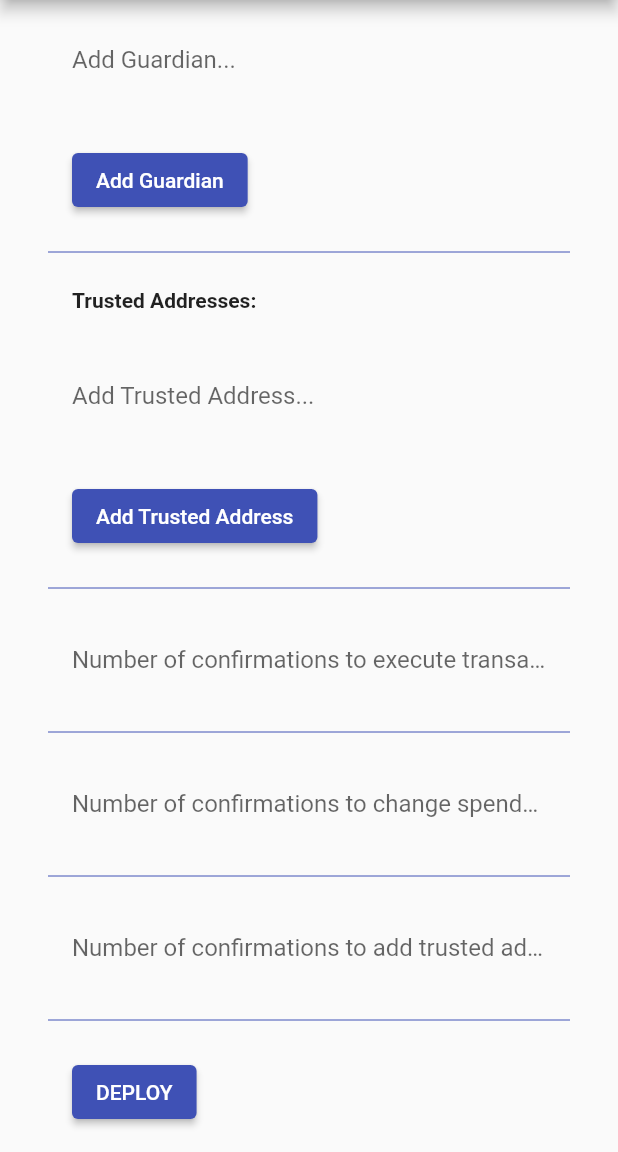
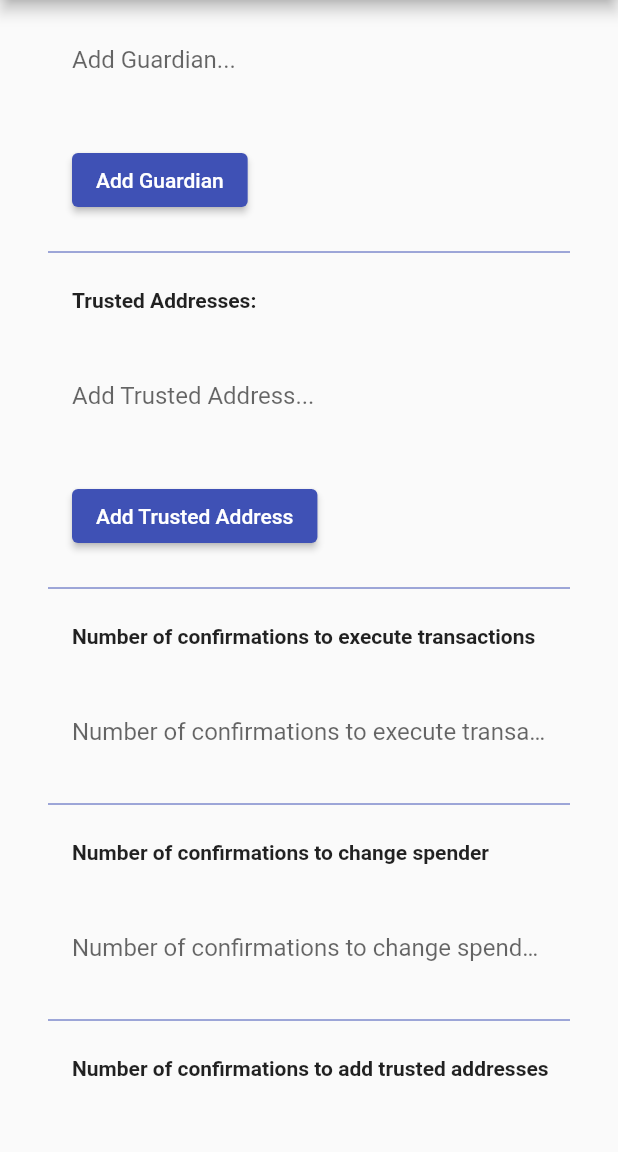
Before and after one commit to CosimoSguanci/SocialRecoveryWallet-app, a Flutter app: the CreateNewSocialRecoveryWalletPage screen opened by its route, scrolled down 144 dp, on a phone screen of 412 x 824 dp, the part 84-1236 px from its top. Run offline on Flutter 3.47's test engine with Material 2 defaults, Android fonts, the phone set to English and light mode, and no system bars; our stand-ins replace convert, flutter_dotenv, url_launcher_web; missing offline and left inert: dart:js, web3dart.

Commit message:
Update deploy contract page

```diff
--- a/lib/pages/create_new_social_recovery_wallet_page.dart
+++ b/lib/pages/create_new_social_recovery_wallet_page.dart
@@ -205,6 +205,17 @@ class _CreateNewSocialRecoveryWalletPageState
                     Divider(color: Theme.of(context).colorScheme.primary),
                     Container(
                       margin: const EdgeInsets.all(16.0),
+                      child: Row(
+                        mainAxisAlignment: MainAxisAlignment.start,
+                        children: const <Widget>[
+                          Text(
+                              "Number of confirmations to execute transactions",
+                              style: TextStyle(fontWeight: FontWeight.bold))
+                        ],
+                      ),
+                    ),
+                    Container(
+                      margin: const EdgeInsets.all(16.0),
                       child: TextField(
                         keyboardType: TextInputType.number,
                         controller: numConfTxController,
@@ -217,6 +228,16 @@ class _CreateNewSocialRecoveryWalletPageState
                     Divider(color: Theme.of(context).colorScheme.primary),
                     Container(
                       margin: const EdgeInsets.all(16.0),
+                      child: Row(
+                        mainAxisAlignment: MainAxisAlignment.start,
+                        children: const <Widget>[
+                          Text("Number of confirmations to change spender",
+                              style: TextStyle(fontWeight: FontWeight.bold))
+                        ],
+                      ),
+                    ),
+                    Container(
+                      margin: const EdgeInsets.all(16.0),
                       child: TextField(
                         keyboardType: TextInputType.number,
                         controller: numConfChangeSpenderController,
@@ -227,6 +248,17 @@ class _CreateNewSocialRecoveryWalletPageState
                       ),
                     ),
                     Divider(color: Theme.of(context).colorScheme.primary),
+                    Container(
+                      margin: const EdgeInsets.all(16.0),
+                      child: Row(
+                        mainAxisAlignment: MainAxisAlignment.start,
+                        children: const <Widget>[
+                          Text(
+                              "Number of confirmations to add trusted addresses",
+                              style: TextStyle(fontWeight: FontWeight.bold))
+                        ],
+                      ),
+                    ),
                     Container(
                       margin: const EdgeInsets.all(16.0),
                       child: TextField(
```
